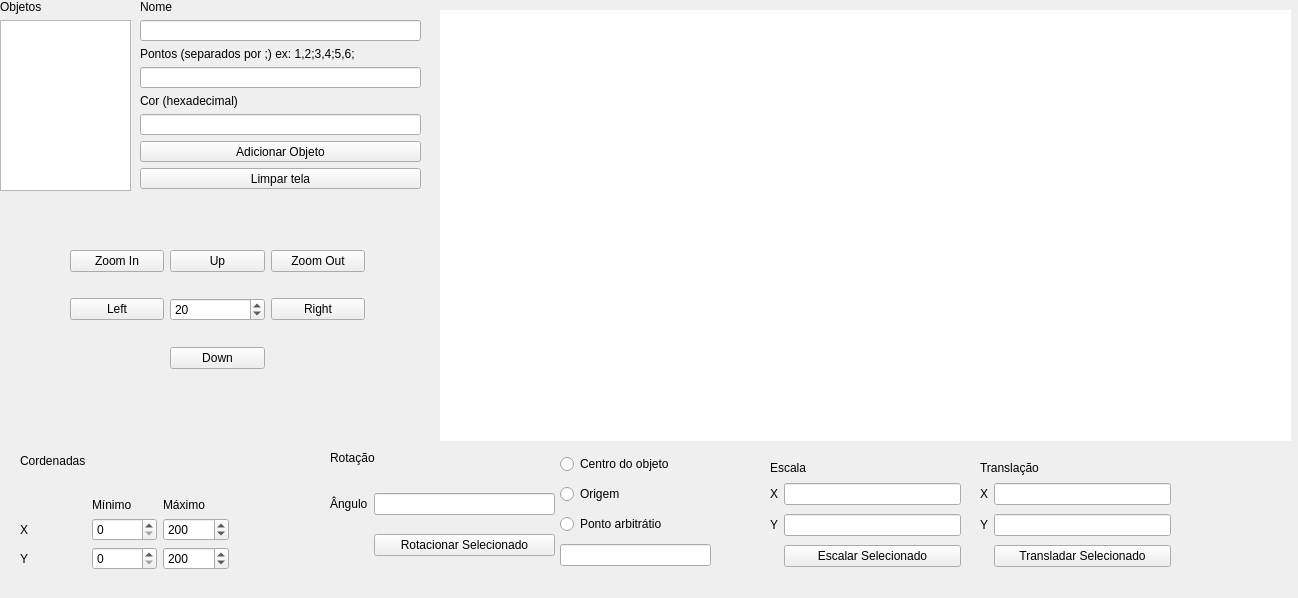
Qt form src/template.ui (Baldessar/INE5420) before a commit.
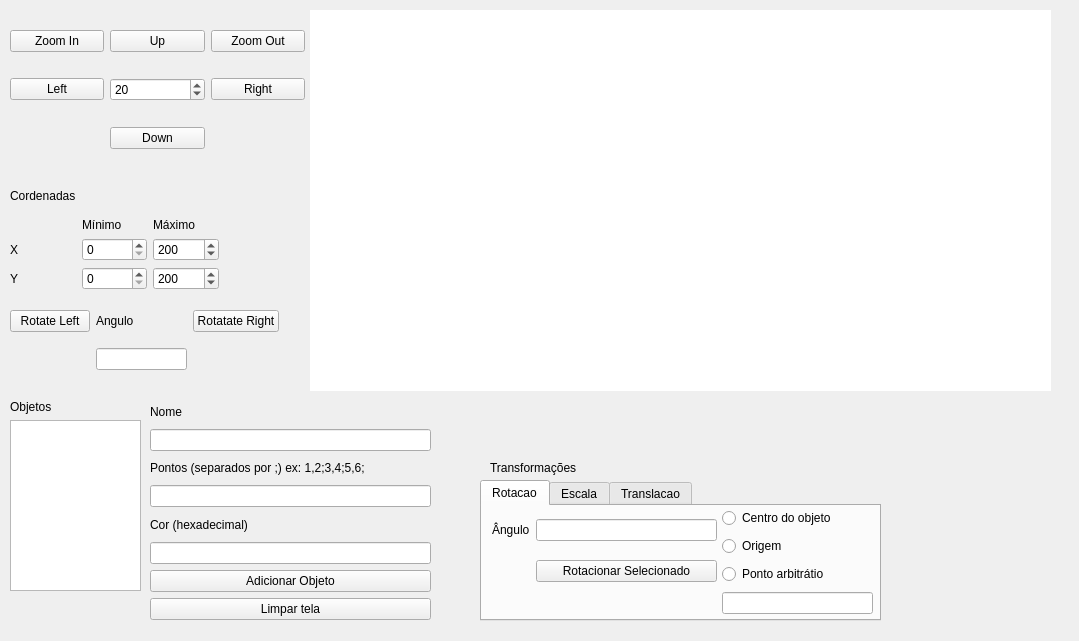
The same form after that commit. The open tabs and pages were chosen to show the change.

Patch:
```diff
--- a/src/template.ui
+++ b/src/template.ui
@@ -6,8 +6,8 @@
    <rect>
     <x>0</x>
     <y>0</y>
-    <width>1298</width>
-    <height>598</height>
+    <width>1079</width>
+    <height>641</height>
    </rect>
   </property>
   <property name="windowTitle">
@@ -19,8 +19,8 @@
   <widget class="QWidget" name="gridLayoutWidget">
    <property name="geometry">
     <rect>
-     <x>70</x>
-     <y>230</y>
+     <x>10</x>
+     <y>10</y>
      <width>295</width>
      <height>159</height>
     </rect>
@@ -80,10 +80,10 @@
   <widget class="QWidget" name="drawArea" native="true">
    <property name="geometry">
     <rect>
-     <x>440</x>
+     <x>310</x>
      <y>10</y>
-     <width>851</width>
-     <height>431</height>
+     <width>741</width>
+     <height>381</height>
     </rect>
    </property>
    <property name="palette">
@@ -535,10 +535,10 @@
   <widget class="QWidget" name="verticalLayoutWidget">
    <property name="geometry">
     <rect>
-     <x>20</x>
-     <y>430</y>
+     <x>10</x>
+     <y>180</y>
      <width>209</width>
-     <height>140</height>
+     <height>110</height>
     </rect>
    </property>
    <layout class="QVBoxLayout" name="verticalLayout">
@@ -620,16 +620,16 @@
     </item>
    </layout>
   </widget>
-  <widget class="QWidget" name="verticalLayoutWidget">
+  <widget class="QWidget" name="verticalLayoutWidget_2">
    <property name="geometry">
     <rect>
-     <x>0</x>
-     <y>0</y>
+     <x>10</x>
+     <y>400</y>
      <width>131</width>
      <height>191</height>
     </rect>
    </property>
-   <layout class="QVBoxLayout" name="verticalLayout">
+   <layout class="QVBoxLayout" name="verticalLayout_2">
     <item>
      <widget class="QLabel" name="label">
       <property name="text">
@@ -645,10 +645,10 @@
   <widget class="QWidget" name="verticalLayoutWidget_3">
    <property name="geometry">
     <rect>
-     <x>140</x>
-     <y>0</y>
+     <x>150</x>
+     <y>400</y>
      <width>281</width>
-     <height>189</height>
+     <height>220</height>
     </rect>
    </property>
    <layout class="QVBoxLayout" name="verticalLayout_3">
@@ -698,188 +698,226 @@
     </item>
    </layout>
   </widget>
+  <widget class="QTabWidget" name="tabWidget">
+   <property name="geometry">
+    <rect>
+     <x>480</x>
+     <y>480</y>
+     <width>401</width>
+     <height>141</height>
+    </rect>
+   </property>
+   <property name="currentIndex">
+    <number>1</number>
+   </property>
+   <widget class="QWidget" name="tab">
+    <attribute name="title">
+     <string>Rotacao</string>
+    </attribute>
+    <widget class="QWidget" name="gridLayoutWidget_3">
+     <property name="geometry">
+      <rect>
+       <x>10</x>
+       <y>0</y>
+       <width>225</width>
+       <height>91</height>
+      </rect>
+     </property>
+     <layout class="QGridLayout" name="gridLayout_4">
+      <item row="0" column="1">
+       <widget class="QLineEdit" name="rotateAngleInput"/>
+      </item>
+      <item row="1" column="1">
+       <widget class="QPushButton" name="rotateButton">
+        <property name="text">
+         <string>Rotacionar Selecionado</string>
+        </property>
+       </widget>
+      </item>
+      <item row="0" column="0">
+       <widget class="QLabel" name="label_11">
+        <property name="text">
+         <string>Ângulo</string>
+        </property>
+       </widget>
+      </item>
+     </layout>
+    </widget>
+    <widget class="QWidget" name="verticalLayoutWidget_4">
+     <property name="geometry">
+      <rect>
+       <x>240</x>
+       <y>0</y>
+       <width>151</width>
+       <height>114</height>
+      </rect>
+     </property>
+     <layout class="QVBoxLayout" name="verticalLayout_4">
+      <item>
+       <widget class="QRadioButton" name="radioButtonRotateCenter">
+        <property name="text">
+         <string>Centro do objeto</string>
+        </property>
+       </widget>
+      </item>
+      <item>
+       <widget class="QRadioButton" name="radioBradioButtonRotateOrigin">
+        <property name="text">
+         <string>Origem</string>
+        </property>
+       </widget>
+      </item>
+      <item>
+       <widget class="QRadioButton" name="radioButtonRotatePoint">
+        <property name="text">
+         <string>Ponto arbitrátio</string>
+        </property>
+       </widget>
+      </item>
+      <item>
+       <widget class="QLineEdit" name="rotatePointInput"/>
+      </item>
+     </layout>
+    </widget>
+   </widget>
+   <widget class="QWidget" name="tab_2">
+    <attribute name="title">
+     <string>Escala</string>
+    </attribute>
+    <widget class="QWidget" name="gridLayoutWidget_2">
+     <property name="geometry">
+      <rect>
+       <x>0</x>
+       <y>0</y>
+       <width>191</width>
+       <height>91</height>
+      </rect>
+     </property>
+     <layout class="QGridLayout" name="gridLayout_3">
+      <item row="2" column="1">
+       <widget class="QPushButton" name="scaleButton">
+        <property name="text">
+         <string>Escalar Selecionado</string>
+        </property>
+       </widget>
+      </item>
+      <item row="0" column="1">
+       <widget class="QLineEdit" name="scaleInputX"/>
+      </item>
+      <item row="1" column="1">
+       <widget class="QLineEdit" name="scaleInputY"/>
+      </item>
+      <item row="0" column="0">
+       <widget class="QLabel" name="label_9">
+        <property name="text">
+         <string>X</string>
+        </property>
+       </widget>
+      </item>
+      <item row="1" column="0">
+       <widget class="QLabel" name="label_10">
+        <property name="text">
+         <string>Y</string>
+        </property>
+       </widget>
+      </item>
+     </layout>
+    </widget>
+   </widget>
+   <widget class="QWidget" name="Translacao">
+    <attribute name="title">
+     <string>Translacao</string>
+    </attribute>
+    <widget class="QWidget" name="gridLayoutWidget_6">
+     <property name="geometry">
+      <rect>
+       <x>0</x>
+       <y>0</y>
+       <width>191</width>
+       <height>91</height>
+      </rect>
+     </property>
+     <layout class="QGridLayout" name="gridLayout_7">
+      <item row="2" column="1">
+       <widget class="QPushButton" name="translateButton">
+        <property name="text">
+         <string>Transladar Selecionado</string>
+        </property>
+       </widget>
+      </item>
+      <item row="0" column="1">
+       <widget class="QLineEdit" name="translateInputX"/>
+      </item>
+      <item row="1" column="1">
+       <widget class="QLineEdit" name="translateInputY"/>
+      </item>
+      <item row="0" column="0">
+       <widget class="QLabel" name="label_15">
+        <property name="text">
+         <string>X</string>
+        </property>
+       </widget>
+      </item>
+      <item row="1" column="0">
+       <widget class="QLabel" name="label_16">
+        <property name="text">
+         <string>Y</string>
+        </property>
+       </widget>
+      </item>
+     </layout>
+    </widget>
+   </widget>
+  </widget>
   <widget class="QLabel" name="label_17">
    <property name="geometry">
     <rect>
-     <x>330</x>
-     <y>450</y>
-     <width>61</width>
+     <x>490</x>
+     <y>460</y>
+     <width>101</width>
      <height>16</height>
     </rect>
    </property>
    <property name="text">
-    <string>Rotação</string>
+    <string>Transformações</string>
    </property>
   </widget>
-  <widget class="QWidget" name="gridLayoutWidget_7">
-   <property name="geometry">
-    <rect>
-     <x>980</x>
-     <y>480</y>
-     <width>191</width>
-     <height>91</height>
-    </rect>
-   </property>
-   <layout class="QGridLayout" name="gridLayout_8">
-    <item row="2" column="1">
-     <widget class="QPushButton" name="translateButton">
-      <property name="text">
-       <string>Transladar Selecionado</string>
-      </property>
-     </widget>
-    </item>
-    <item row="0" column="1">
-     <widget class="QLineEdit" name="translateInputX"/>
-    </item>
-    <item row="1" column="1">
-     <widget class="QLineEdit" name="translateInputY"/>
-    </item>
-    <item row="0" column="0">
-     <widget class="QLabel" name="label_19">
-      <property name="text">
-       <string>X</string>
-      </property>
-     </widget>
-    </item>
-    <item row="1" column="0">
-     <widget class="QLabel" name="label_20">
-      <property name="text">
-       <string>Y</string>
-      </property>
-     </widget>
-    </item>
-   </layout>
-  </widget>
   <widget class="QWidget" name="gridLayoutWidget_4">
    <property name="geometry">
     <rect>
-     <x>330</x>
-     <y>480</y>
-     <width>225</width>
-     <height>91</height>
+     <x>10</x>
+     <y>300</y>
+     <width>269</width>
+     <height>80</height>
     </rect>
    </property>
    <layout class="QGridLayout" name="gridLayout_5">
     <item row="0" column="1">
-     <widget class="QLineEdit" name="rotateAngleInput"/>
-    </item>
-    <item row="1" column="1">
-     <widget class="QPushButton" name="rotateButton">
-      <property name="text">
-       <string>Rotacionar Selecionado</string>
-      </property>
-     </widget>
-    </item>
-    <item row="0" column="0">
      <widget class="QLabel" name="label_12">
       <property name="text">
-       <string>Ângulo</string>
+       <string>Angulo</string>
       </property>
      </widget>
-    </item>
-   </layout>
-  </widget>
-  <widget class="QWidget" name="gridLayoutWidget_5">
-   <property name="geometry">
-    <rect>
-     <x>770</x>
-     <y>480</y>
-     <width>191</width>
-     <height>91</height>
-    </rect>
-   </property>
-   <layout class="QGridLayout" name="gridLayout_6">
-    <item row="2" column="1">
-     <widget class="QPushButton" name="scaleButton">
-      <property name="text">
-       <string>Escalar Selecionado</string>
-      </property>
-     </widget>
-    </item>
-    <item row="0" column="1">
-     <widget class="QLineEdit" name="scaleInputX"/>
     </item>
     <item row="1" column="1">
-     <widget class="QLineEdit" name="scaleInputY"/>
+     <widget class="QLineEdit" name="rotateWindowAngleInput"/>
     </item>
     <item row="0" column="0">
-     <widget class="QLabel" name="label_13">
+     <widget class="QPushButton" name="rotateWindowLeftButton">
       <property name="text">
-       <string>X</string>
+       <string>Rotate Left</string>
       </property>
      </widget>
     </item>
-    <item row="1" column="0">
-     <widget class="QLabel" name="label_14">
+    <item row="0" column="2">
+     <widget class="QPushButton" name="rotateWindowRightButton">
       <property name="text">
-       <string>Y</string>
+       <string>Rotatate Right</string>
       </property>
      </widget>
     </item>
    </layout>
   </widget>
-  <widget class="QWidget" name="verticalLayoutWidget_5">
-   <property name="geometry">
-    <rect>
-     <x>560</x>
-     <y>450</y>
-     <width>151</width>
-     <height>121</height>
-    </rect>
-   </property>
-   <layout class="QVBoxLayout" name="verticalLayout_5">
-    <item>
-     <widget class="QRadioButton" name="radioButtonRotateCenter">
-      <property name="text">
-       <string>Centro do objeto</string>
-      </property>
-     </widget>
-    </item>
-    <item>
-     <widget class="QRadioButton" name="radioBradioButtonRotateOrigin">
-      <property name="text">
-       <string>Origem</string>
-      </property>
-     </widget>
-    </item>
-    <item>
-     <widget class="QRadioButton" name="radioButtonRotatePoint">
-      <property name="text">
-       <string>Ponto arbitrátio</string>
-      </property>
-     </widget>
-    </item>
-    <item>
-     <widget class="QLineEdit" name="rotatePointInput"/>
-    </item>
-   </layout>
-  </widget>
-  <widget class="QLabel" name="label_21">
-   <property name="geometry">
-    <rect>
-     <x>980</x>
-     <y>460</y>
-     <width>101</width>
-     <height>16</height>
-    </rect>
-   </property>
-   <property name="text">
-    <string>Translação</string>
-   </property>
-  </widget>
-  <widget class="QLabel" name="label_22">
-   <property name="geometry">
-    <rect>
-     <x>770</x>
-     <y>460</y>
-     <width>101</width>
-     <height>16</height>
-    </rect>
-   </property>
-   <property name="text">
-    <string>Escala</string>
-   </property>
-  </widget>
  </widget>
  <resources/>
  <connections/>
```
Left out of the diff: 88 changed lines with no effect on the pictures.
